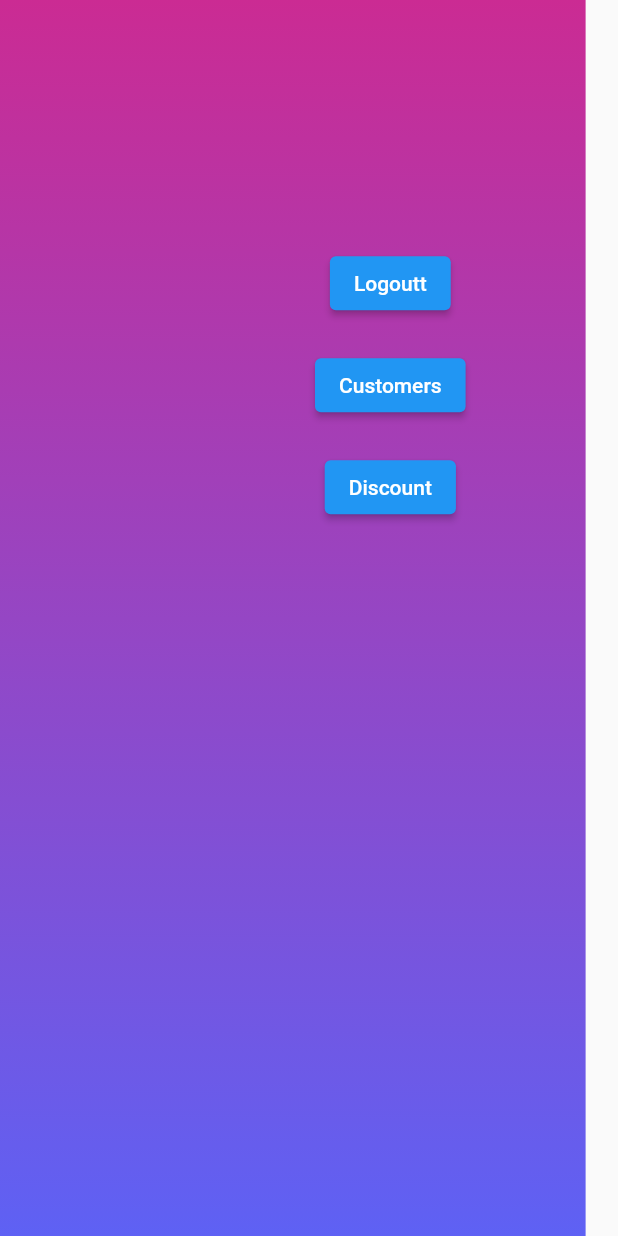
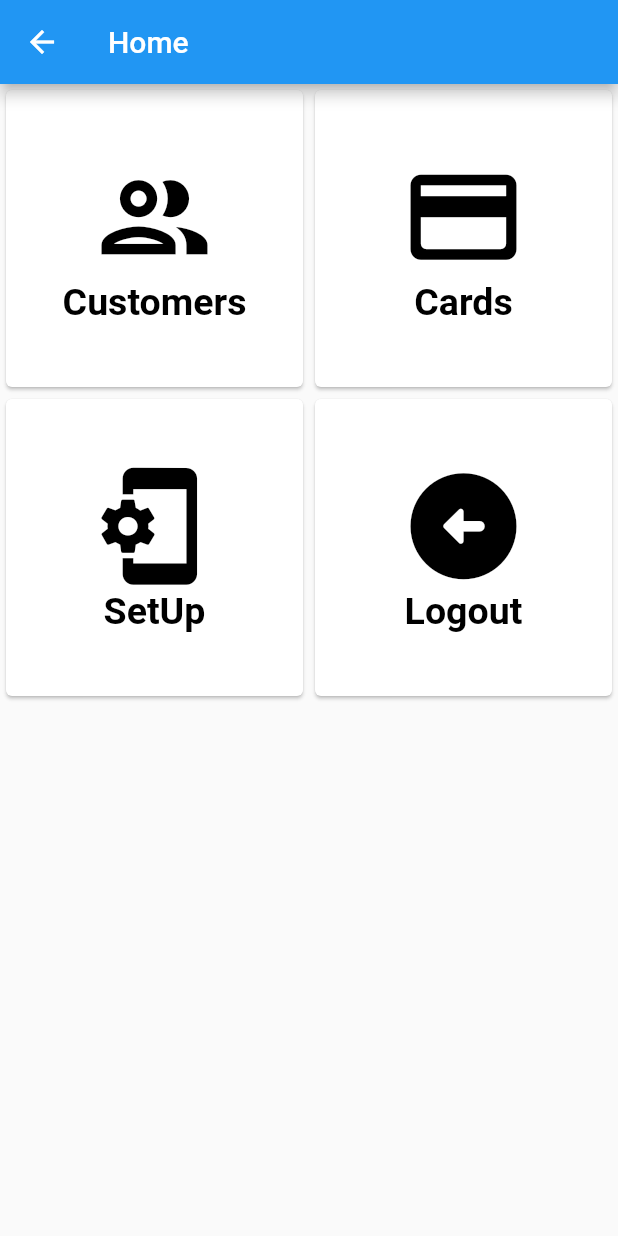
Before and after one commit to yobra254/customerDiscount, a Flutter app: the HomeScreen screen opened directly, on a phone screen of 412 x 824 dp. Run offline on Flutter 3.47's test engine with Material 2 defaults, Android fonts, the phone set to English and light mode, and no system bars; our stand-ins replace firebase_auth, firebase_core, sqflite; accounts and stored records are empty.

```diff
--- a/lib/screen/home_screen.dart
+++ b/lib/screen/home_screen.dart
@@ -5,10 +5,30 @@ import 'package:customers/screen/signin_screen.dart';
 import 'package:customers/utils/color_utils.dart';
 import 'package:firebase_auth/firebase_auth.dart';
 
-import 'package:customers/screen/discount_list.dart';
+import 'package:customers/screen/setup.dart';
+
+void main() {
+  runApp(const MyApp());
+}
+
+class MyApp extends StatelessWidget {
+  const MyApp({super.key});
+
+  // This widget is the root of your application.
+  @override
+  Widget build(BuildContext context) {
+    return MaterialApp(
+      title: 'Flutter Gridview',
+      theme: ThemeData.dark(),
+      home: HomeScreen(),
+    );
+  }
+}
 
 class HomeScreen extends StatefulWidget {
   const HomeScreen({super.key});
+
+  //final String title;
 
   @override
   State<HomeScreen> createState() => _HomeScreenState();
@@ -17,64 +37,90 @@ class HomeScreen extends StatefulWidget {
 class _HomeScreenState extends State<HomeScreen> {
   @override
   Widget build(BuildContext context) {
+    singleCard(iconcode, icontitle) {
+      return Card(
+        color: Colors.white,
+        child: InkWell(
+          child: Column(
+            mainAxisAlignment: MainAxisAlignment.center,
+            crossAxisAlignment: CrossAxisAlignment.center,
+            children: <Widget>[
+              //icon
+              Icon(
+                IconData(iconcode, fontFamily: 'MaterialIcons'),
+                color: Colors.black,
+                size: 85.0,
+              ),
+              //titile
+              Text(
+                icontitle,
+                style: TextStyle(
+                  color: Colors.black,
+                  fontSize: 25.0,
+                  fontWeight: FontWeight.bold,
+                ),
+              ),
+            ],
+          ),
+        ),
+      );
+    }
+
     return Scaffold(
-      body: Container(
-        decoration: BoxDecoration(
-          gradient: LinearGradient(colors: [
-            hexStringToColor("CB2B93"),
-            hexStringToColor("9546C4"),
-            hexStringToColor("5E61F4"),
-          ], begin: Alignment.topCenter, end: Alignment.bottomCenter),
+      appBar: AppBar(
+        title: Text('Home'),
       ),
-        child: SingleChildScrollView(
-          child: Padding(
-            padding: EdgeInsets.fromLTRB(
-                210, MediaQuery.of(context).size.height * 0.2, 80, 490),
-            child: Column(
+      body: GridView.count(
+        crossAxisCount: 2,
         children: <Widget>[
-                ElevatedButton(
-                  onPressed: () {
+          GestureDetector(
+            onTap: () {
+              Navigator.push(
+                context,
+                MaterialPageRoute(
+                  builder: (context) => CustomerList(),
+                ),
+              );
+            },
+            child: singleCard(0xeb7e, 'Customers'),
+          ),
+          GestureDetector(
+            onTap: () {
+              Navigator.push(
+                context,
+                MaterialPageRoute(
+                  builder: (context) => SetUp(),
+                ),
+              );
+            },
+            child: singleCard(0xf67c, 'Cards'),
+          ),
+          GestureDetector(
+            onTap: () {
+              Navigator.push(
+                context,
+                MaterialPageRoute(
+                  builder: (context) => SetUp(),
+                ),
+              );
+            },
+            child: singleCard(0xe4b3, 'SetUp'),
+          ),
+          GestureDetector(
+            onTap: () {
               FirebaseAuth.instance.signOut().then((value) {
                 print("Signed Out");
                 Navigator.push(
                   context,
                   MaterialPageRoute(
                     builder: (context) => SignInScreen(),
-                          ));
+                  ),
+                );
               });
             },
-                  child: const Text("Logoutt"),
-                ),
-                const SizedBox(
-                  height: 20,
-                ),
-                ElevatedButton(
-                  onPressed: () {
-                    Navigator.push(
-                        context,
-                        MaterialPageRoute(
-                          builder: (context) => CustomerList(),
-                        ));
-                  },
-                  child: const Text("Customers"),
-                ),
-                SizedBox(
-                  height: 20,
-                ),
-                ElevatedButton(
-                  onPressed: () {
-                    Navigator.push(
-                        context,
-                        MaterialPageRoute(
-                          builder: (context) => DiscountList(),
-                        ));
-                  },
-                  child: const Text("Discount"),
+            child: singleCard(0xf02db, 'Logout'),
           ),
         ],
-            ),
-          ),
-        ),
       ),
     );
   }
```
Also changed, not shown: lib/model/discount_helper.dart (added, +67 -0 lines), lib/screen/discount_list.dart (+176 -58 lines), lib/screen/setup.dart (added, +89 -0 lines). Lines whose indentation alone changed are shown as unchanged.
